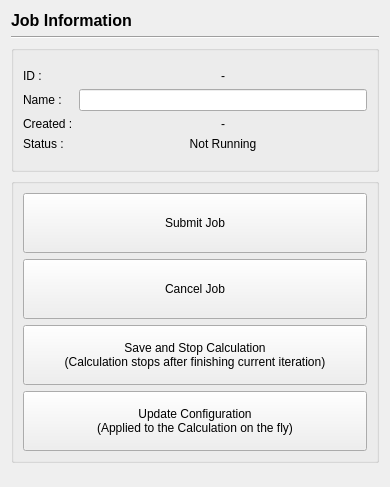
Qt form view/solution/process_information/job_information_page.ui (nextfoam/baram) before a commit.
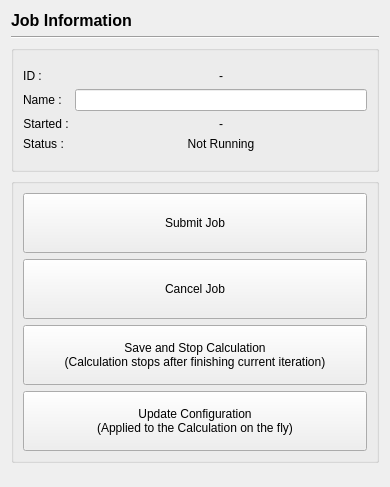
The same form after that commit.

What changed in the file:
```diff
--- a/view/solution/process_information/job_information_page.ui
+++ b/view/solution/process_information/job_information_page.ui
@@ -51,6 +51,12 @@
          </property>
          <item row="0" column="0">
           <widget class="QLabel" name="label_2">
+           <property name="sizePolicy">
+            <sizepolicy hsizetype="Preferred" vsizetype="Preferred">
+             <horstretch>0</horstretch>
+             <verstretch>0</verstretch>
+            </sizepolicy>
+           </property>
            <property name="text">
             <string>ID :</string>
            </property>
@@ -58,7 +64,7 @@
             <bool>false</bool>
            </property>
            <property name="alignment">
-            <set>Qt::AlignLeading|Qt::AlignLeft|Qt::AlignVCenter</set>
+            <set>Qt::AlignCenter</set>
            </property>
           </widget>
          </item>
@@ -84,6 +90,9 @@
            <property name="text">
             <string>Status :</string>
            </property>
+           <property name="alignment">
+            <set>Qt::AlignCenter</set>
+           </property>
           </widget>
          </item>
          <item row="3" column="1">
@@ -99,7 +108,10 @@
          <item row="2" column="0">
           <widget class="QLabel" name="label_5">
            <property name="text">
-            <string>Created :</string>
+            <string>Started :</string>
+           </property>
+           <property name="alignment">
+            <set>Qt::AlignCenter</set>
            </property>
           </widget>
          </item>
```
Left out of the diff: 5 changed lines with no effect on the pictures.
